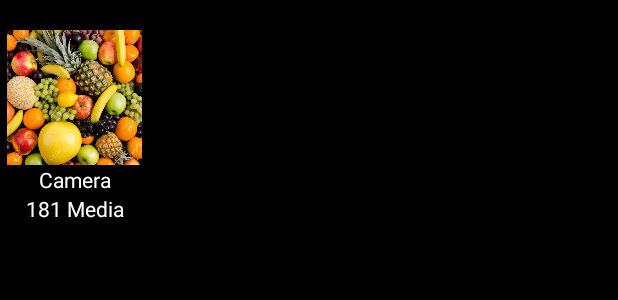
After one commit to cerenbulbul/GalleryApp, an Android app: the layout row_data.xml on its own in the app's theme, with its tools: preview values and no code run, on a phone screen of 412 x 824 dp. The commit adds this screen. Shown: the top 300 px of the screen. Run offline under Robolectric (Android 15) with nearby library versions, the phone set to English and light mode, and no system bars.

Commit message:
Create GridView & Download image

```diff
--- /dev/null
+++ b/app/src/main/res/layout/row_data.xml
@@ -0,0 +1,46 @@
+<?xml version="1.0" encoding="utf-8"?>
+<RelativeLayout
+    xmlns:android="http://schemas.android.com/apk/res/android" android:layout_width="match_parent"
+    android:layout_height="match_parent"
+    android:background="#000">
+
+    <RelativeLayout
+        android:layout_marginTop="20dp"
+        android:id="@+id/gridviewdata"
+        android:layout_width="100dp"
+        android:layout_height="130dp"
+        >
+
+        <ImageView
+            android:id="@+id/images"
+            android:layout_width="90dp"
+            android:layout_height="90dp"
+            android:layout_centerHorizontal="true"
+            android:src="@drawable/image8">
+
+        </ImageView>
+
+        <TextView
+            android:id="@+id/text1"
+            android:layout_width="wrap_content"
+            android:layout_height="wrap_content"
+            android:text="Camera"
+            android:textColor="#FFF"
+            android:layout_below="@+id/images"
+            android:layout_centerHorizontal="true">
+
+        </TextView>
+        <TextView
+            android:id="@+id/text2"
+            android:layout_width="wrap_content"
+            android:layout_height="wrap_content"
+            android:text="181 Media"
+            android:textColor="#FFF"
+            android:layout_below="@+id/text1"
+            android:layout_alignParentBottom="true"
+            android:layout_centerHorizontal="true">
+
+        </TextView>
+    </RelativeLayout>
+
+</RelativeLayout>
```
Also changed, not shown: app/src/main/java/com/example/taks1/MainActivity.java (+15 -0 lines), app/src/main/res/layout/activity_main.xml (+16 -8 lines), app/src/main/res/drawable/image1.jpg (added), app/src/main/res/drawable/image10.jpg (added), app/src/main/res/drawable/image11.jpg (added), app/src/main/res/drawable/image2.jpg (added), app/src/main/res/drawable/image4.jpg (added), app/src/main/res/drawable/image5.jpg (added), app/src/main/res/drawable/image6.jpg (added), app/src/main/res/drawable/image7.jpg (added), app/src/main/res/drawable/image8.jpg (added), app/src/main/res/drawable/image9.jpg (added), 1 other file.
